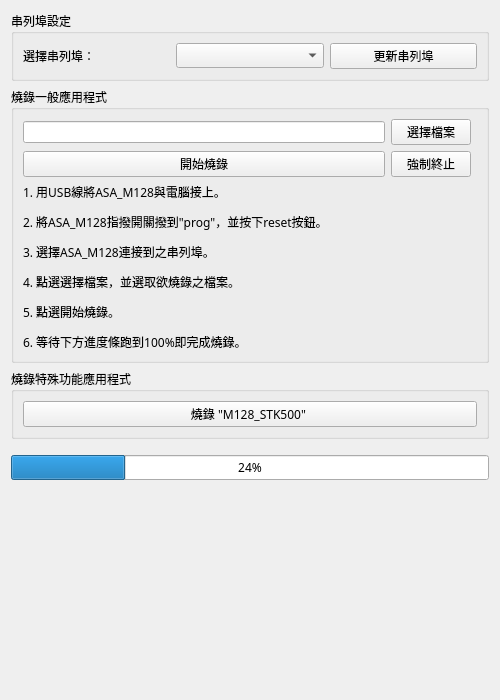
First picture: the form in ui/asa_prog.ui, repository mickey9910326/ASA_HMI_Data_Agent, before the edit.
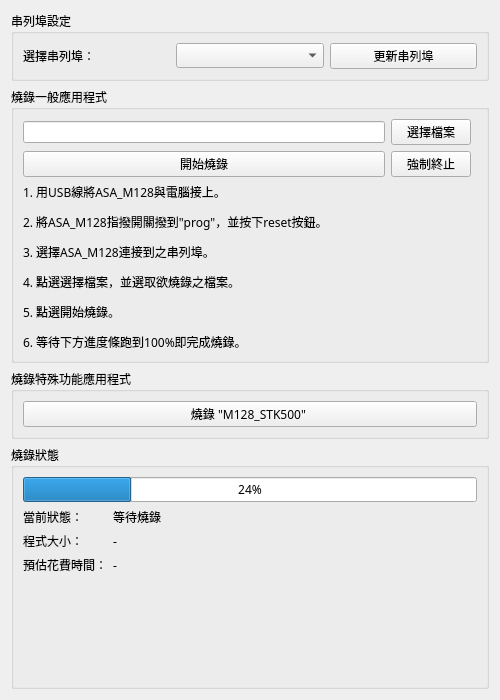
Second picture: the form after the edit.

Commit message: 更新UI: 新增燒錄狀態顯示

```diff
--- a/ui/asa_prog.ui
+++ b/ui/asa_prog.ui
@@ -122,21 +122,11 @@
     </widget>
    </item>
    <item>
-    <spacer name="verticalSpacer">
-     <property name="orientation">
-      <enum>Qt::Vertical</enum>
+    <widget class="QGroupBox" name="groupBox">
+     <property name="title">
+      <string>燒錄狀態</string>
      </property>
-     <property name="sizeType">
-      <enum>QSizePolicy::Minimum</enum>
-     </property>
-     <property name="sizeHint" stdset="0">
-      <size>
-       <width>20</width>
-       <height>10</height>
-      </size>
-     </property>
-    </spacer>
-   </item>
+     <layout class="QVBoxLayout" name="verticalLayout_2">
    <item>
     <widget class="QProgressBar" name="progressBar">
      <property name="value">
@@ -145,7 +135,53 @@
     </widget>
    </item>
    <item>
-    <spacer name="verticalSpacer_4">
+       <layout class="QFormLayout" name="formLayout">
+        <item row="0" column="0">
+         <widget class="QLabel" name="label_statusTitle">
+          <property name="text">
+           <string>當前狀態：</string>
+          </property>
+         </widget>
+        </item>
+        <item row="1" column="0">
+         <widget class="QLabel" name="label_programSizeTitle">
+          <property name="text">
+           <string>程式大小：</string>
+          </property>
+         </widget>
+        </item>
+        <item row="1" column="1">
+         <widget class="QLabel" name="label_programSizeContent">
+          <property name="text">
+           <string>-</string>
+          </property>
+         </widget>
+        </item>
+        <item row="2" column="0">
+         <widget class="QLabel" name="label_etcTitle">
+          <property name="text">
+           <string>預估花費時間：</string>
+          </property>
+         </widget>
+        </item>
+        <item row="2" column="1">
+         <widget class="QLabel" name="label_etcContent">
+          <property name="text">
+           <string>-</string>
+          </property>
+         </widget>
+        </item>
+        <item row="0" column="1">
+         <widget class="QLabel" name="label_statusContent">
+          <property name="text">
+           <string>等待燒錄</string>
+          </property>
+         </widget>
+        </item>
+       </layout>
+      </item>
+      <item>
+       <spacer name="verticalSpacer">
      <property name="orientation">
       <enum>Qt::Vertical</enum>
      </property>
@@ -156,6 +192,9 @@
       </size>
      </property>
     </spacer>
+      </item>
+     </layout>
+    </widget>
    </item>
   </layout>
  </widget>
```
Left out of the diff: 2 changed lines with no effect on the pictures. Lines whose indentation alone changed are shown as unchanged. The commit also changes 1 other file.
